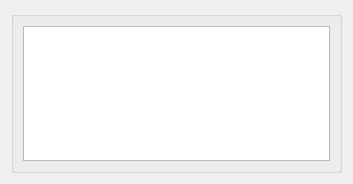
zpp0/wsnsim-preprocessor, file widgets/paramsInfo/tableParam.ui: the form before one commit.
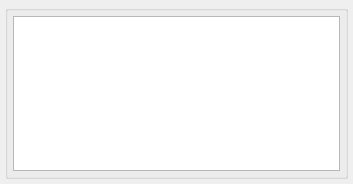
The form after the commit.

Commit message: decreased the layout margin everywhere

Patch:
```diff
--- a/widgets/paramsInfo/tableParam.ui
+++ b/widgets/paramsInfo/tableParam.ui
@@ -26,12 +26,18 @@
    <enum>QFrame::Raised</enum>
   </property>
   <layout class="QHBoxLayout" name="horizontalLayout">
+   <property name="margin">
+    <number>5</number>
+   </property>
    <item>
     <widget class="QGroupBox" name="g_info">
      <property name="title">
       <string/>
      </property>
      <layout class="QHBoxLayout" name="horizontalLayout_2">
+      <property name="margin">
+       <number>5</number>
+      </property>
       <item>
        <widget class="QTableWidget" name="table">
         <attribute name="verticalHeaderVisible">
```
The commit also changes 10 other files.
